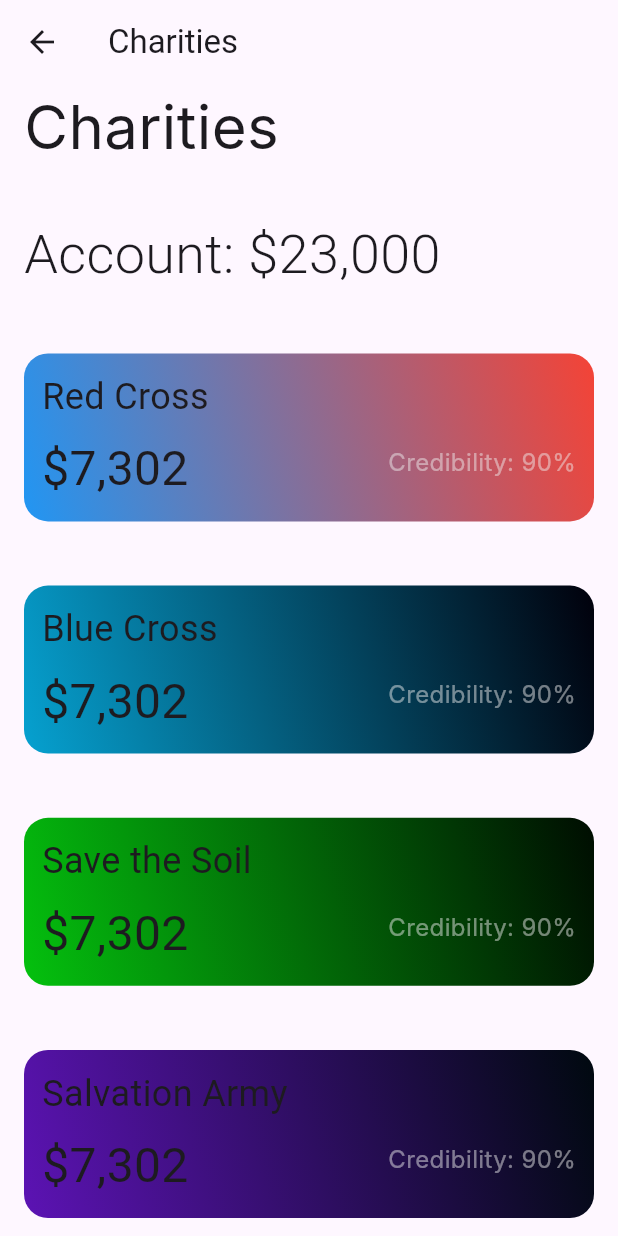
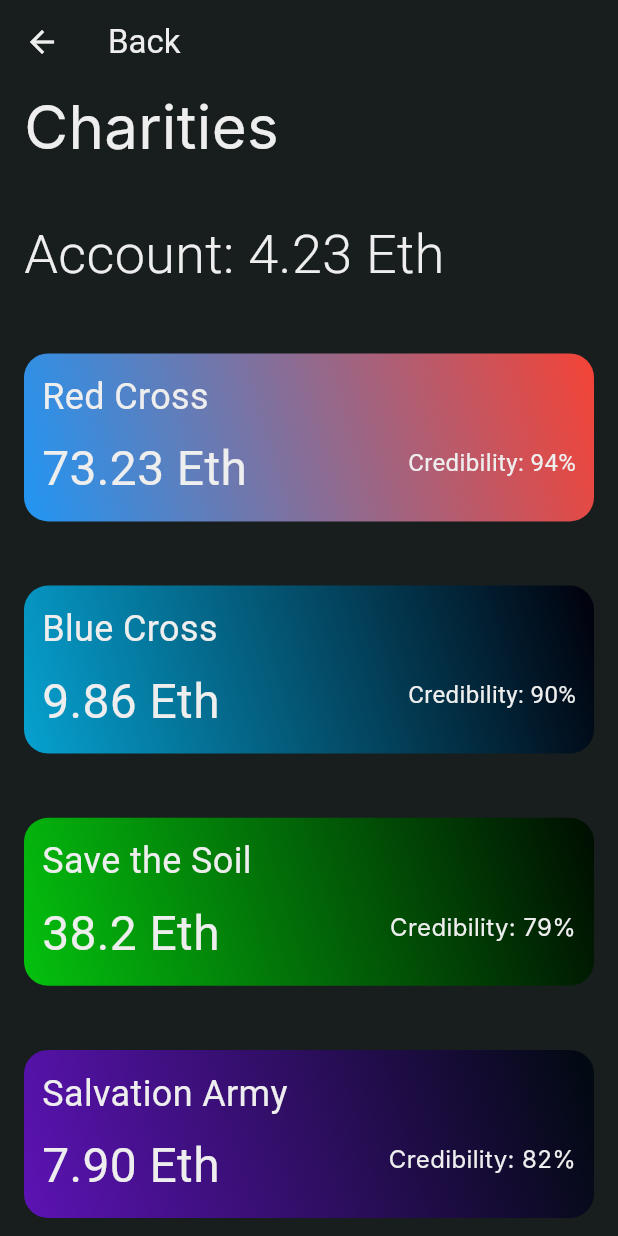
Before and after one commit to shanebarakat/holofund, a Flutter app: the CharitiesPage screen opened by its route, on a phone screen of 412 x 824 dp. Run offline on Flutter 3.47's test engine with Material 3 defaults, Android fonts, the phone set to English and light mode, and no system bars; Roboto replaces fonts that are missing (Inter, Lexend, Sora).

Commit message:
Update charities_page.dart

```diff
--- a/test_1/lib/charities_page.dart
+++ b/test_1/lib/charities_page.dart
@@ -2,14 +2,20 @@ import 'package:flutter/material.dart';
 import 'red_cross_page.dart';
 
 class CharitiesPage extends StatelessWidget {
-  static const routeName = '/charities';
+  static const routeName = '/charities]]';
 
-  @override
-  Widget build(BuildContext context) {
-    return Scaffold(
-      appBar: AppBar(
-        title: Text('Charities'),
+@override
+Widget build(BuildContext context) {
+  return Scaffold(
+    backgroundColor: Color(0xFF181E1E),
+    appBar: AppBar(
+      title: Text(
+        'Back',
+        style: TextStyle(color: Color.fromARGB(255, 238, 238, 238)),
       ),
+      backgroundColor: Color(0xFF181E1E),
+      iconTheme: IconThemeData(color: Color.fromARGB(255, 238, 238, 238)), // Set the icon color here
+    ),
       body: Align(
         alignment: AlignmentDirectional(0, 0),
         child: Column(
@@ -27,6 +33,7 @@ class CharitiesPage extends StatelessWidget {
                     style: TextStyle(
                       fontFamily: 'Inter',
                       fontSize: 40,
+                      color: Color.fromARGB(255, 238, 238, 238),
                     ),
                   ),
                 ],
@@ -39,11 +46,12 @@ class CharitiesPage extends StatelessWidget {
                 mainAxisAlignment: MainAxisAlignment.spaceBetween,
                 children: [
                   Text(
-                    'Account: \$23,000',
+                    'Account: 4.23 Eth',
                     style: TextStyle(
                       fontFamily: 'Lexend',
                       fontSize: 36,
                       fontWeight: FontWeight.w300,
+                      color: Color.fromARGB(255, 238, 238, 238),
                     ),
                   ),
                 ],
@@ -80,6 +88,7 @@ class CharitiesPage extends StatelessWidget {
                           style: TextStyle(
                             fontFamily: 'Sora',
                             fontSize: 24,
+                            color: Color.fromARGB(255, 238, 238, 238),
                           ),
                         ),
                         Row(
@@ -90,18 +99,19 @@ class CharitiesPage extends StatelessWidget {
                               padding:
                                   EdgeInsetsDirectional.fromSTEB(0, 8, 0, 0),
                               child: Text(
-                                '\$7,302',
+                                '73.23 Eth',
                                 style: TextStyle(
                                   fontFamily: 'Sora',
                                   fontSize: 32,
+                                  color: Color.fromARGB(255, 238, 238, 238),
                                 ),
                               ),
                             ),
                             Text(
-                              'Credibility: 90%',
+                              'Credibility: 94%',
                               style: TextStyle(
-                                fontFamily: 'Inter',
-                                color: Color(0x7DEEEEEE),
+                                fontFamily: 'Sora',
+                                color: Color.fromARGB(255, 238, 238, 238),
                                 fontSize: 16,
                               ),
                             ),
@@ -137,6 +147,7 @@ class CharitiesPage extends StatelessWidget {
                         style: TextStyle(
                           fontFamily: 'Sora',
                           fontSize: 24,
+                          color: Color.fromARGB(255, 238, 238, 238),
                         ),
                       ),
                       Row(
@@ -146,18 +157,19 @@ class CharitiesPage extends StatelessWidget {
                           Padding(
                             padding: EdgeInsetsDirectional.fromSTEB(0, 8, 0, 0),
                             child: Text(
-                              '\$7,302',
+                              '9.86 Eth',
                               style: TextStyle(
                                 fontFamily: 'Sora',
                                 fontSize: 32,
+                                color: Color.fromARGB(255, 238, 238, 238),
                               ),
                             ),
                           ),
                           Text(
                             'Credibility: 90%',
                             style: TextStyle(
-                              fontFamily: 'Inter',
-                              color: Color(0x7DEEEEEE),
+                              fontFamily: 'Sora',
+                              color: Color.fromARGB(255, 238, 238, 238),
                               fontSize: 16,
                             ),
                           ),
@@ -192,6 +204,7 @@ class CharitiesPage extends StatelessWidget {
                         style: TextStyle(
                           fontFamily: 'Sora',
                           fontSize: 24,
+                          color: Color.fromARGB(255, 238, 238, 238),
                         ),
                       ),
                       Row(
@@ -201,18 +214,19 @@ class CharitiesPage extends StatelessWidget {
                           Padding(
                             padding: EdgeInsetsDirectional.fromSTEB(0, 8, 0, 0),
                             child: Text(
-                              '\$7,302',
+                              '38.2 Eth',
                               style: TextStyle(
                                 fontFamily: 'Sora',
                                 fontSize: 32,
+                                color: Color.fromARGB(255, 238, 238, 238),
                               ),
                             ),
                           ),
                           Text(
-                            'Credibility: 90%',
+                            'Credibility: 79%',
                             style: TextStyle(
                               fontFamily: 'Inter',
-                              color: Color(0x7DEEEEEE),
+                              color: Color.fromARGB(255, 238, 238, 238),
                               fontSize: 16,
                             ),
                           ),
@@ -253,6 +267,7 @@ class CharitiesPage extends StatelessWidget {
                           style: TextStyle(
                             fontFamily: 'Sora',
                             fontSize: 24,
+                            color: Color.fromARGB(255, 238, 238, 238),
                           ),
                         ),
                         Row(
@@ -263,18 +278,19 @@ class CharitiesPage extends StatelessWidget {
                               padding:
                                   EdgeInsetsDirectional.fromSTEB(0, 8, 0, 0),
                               child: Text(
-                                '\$7,302',
+                                '7.90 Eth',
                                 style: TextStyle(
                                   fontFamily: 'Sora',
                                   fontSize: 32,
+                                  color: Color.fromARGB(255, 238, 238, 238),
                                 ),
                               ),
                             ),
                             Text(
-                              'Credibility: 90%',
+                              'Credibility: 82%',
                               style: TextStyle(
                                 fontFamily: 'Inter',
-                                color: Color(0x7DEEEEEE),
+                                color: Color.fromARGB(255, 238, 238, 238),
                                 fontSize: 16,
                               ),
                             ),
```
